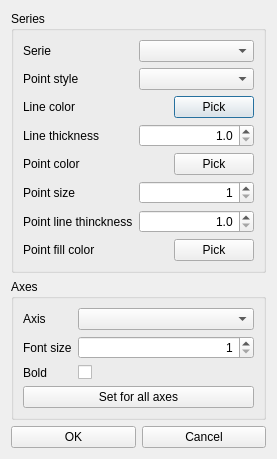
This is src/gui/adjustplotvisualsdialog.ui in echmet/CEval as Qt 5 draws it before an edit. The edited form follows.
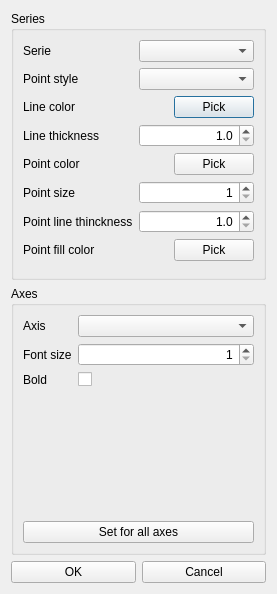
This is the edited form.

Commit message: Adjust widget stretching in "Adjust plot visuals" dialog

Patch:
```diff
--- a/src/gui/adjustplotvisualsdialog.ui
+++ b/src/gui/adjustplotvisualsdialog.ui
@@ -7,7 +7,7 @@
     <x>0</x>
     <y>0</y>
     <width>277</width>
-    <height>436</height>
+    <height>594</height>
    </rect>
   </property>
   <property name="windowTitle">
@@ -220,6 +220,12 @@
         </item>
         <item row="1" column="1">
          <widget class="QSpinBox" name="qspbox_axisFontSize">
+          <property name="sizePolicy">
+           <sizepolicy hsizetype="MinimumExpanding" vsizetype="Fixed">
+            <horstretch>0</horstretch>
+            <verstretch>0</verstretch>
+           </sizepolicy>
+          </property>
           <property name="alignment">
            <set>Qt::AlignRight|Qt::AlignTrailing|Qt::AlignVCenter</set>
           </property>
@@ -236,7 +242,14 @@
          </widget>
         </item>
         <item row="0" column="1">
-         <widget class="QComboBox" name="qcbox_axis"/>
+         <widget class="QComboBox" name="qcbox_axis">
+          <property name="sizePolicy">
+           <sizepolicy hsizetype="MinimumExpanding" vsizetype="Fixed">
+            <horstretch>0</horstretch>
+            <verstretch>0</verstretch>
+           </sizepolicy>
+          </property>
+         </widget>
         </item>
         <item row="2" column="0">
          <widget class="QLabel" name="ql_axisBold">
```
Left out of the diff: 36 changed lines with no effect on the pictures.
